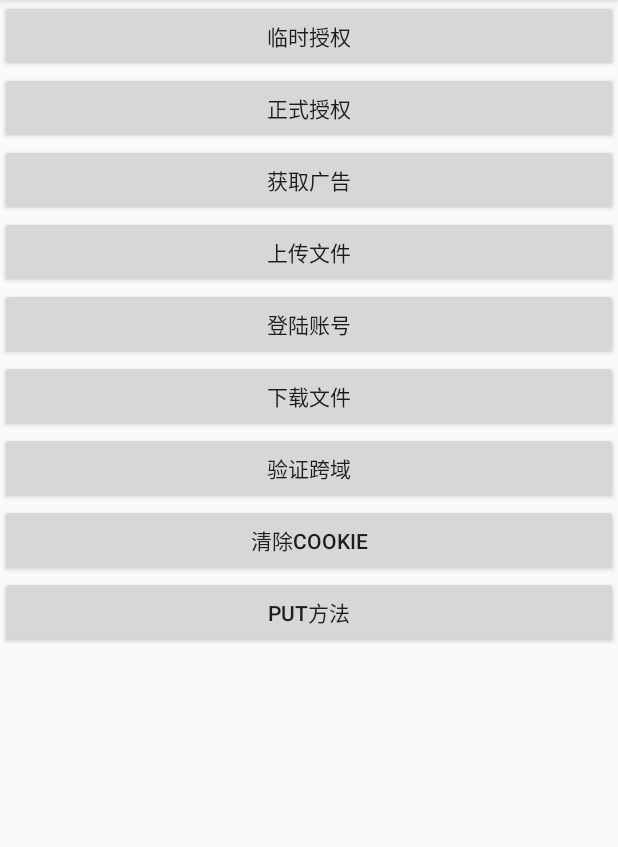
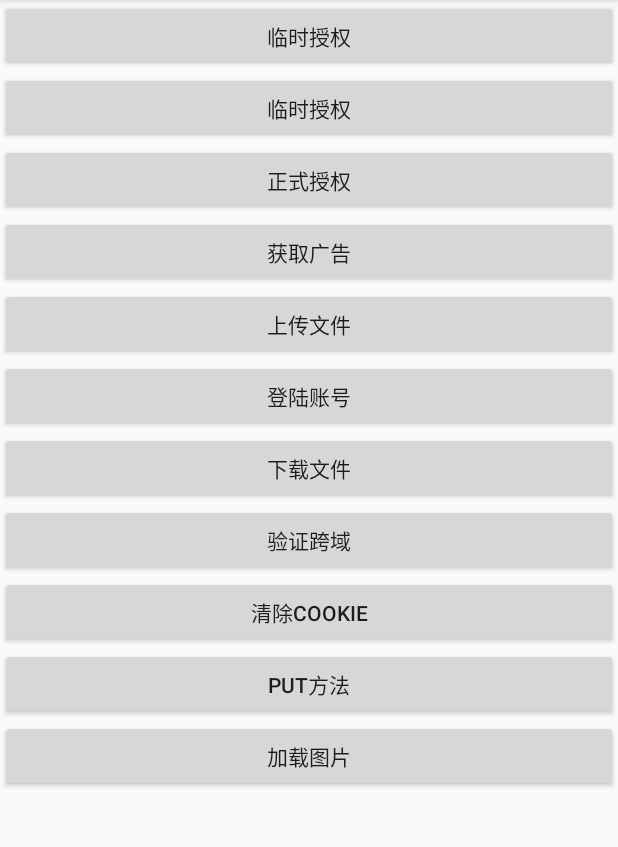
Before and after one commit to ShortStickBoy/OKClient, an Android app: the screen it shows after launch (MainActivity), after a tap on "临时授权", on a phone screen of 412 x 824 dp, the part 84-931 px from its top. Run offline under Robolectric (Android 15) with nearby library versions, the phone set to English and light mode, and no system bars; libraries missing offline, so code that uses them is left out: com.alibaba.fastjson, com.franmontiel.persistentcookiejar, com.sunzn.utils, kr.co.namee; 1 statement that could not run was skipped.

Commit message:
Add BitmapHandler

```diff
--- a/Library/src/main/java/com/sunzn/http/client/library/builder/PostFormBuilder.java
+++ b/Library/src/main/java/com/sunzn/http/client/library/builder/PostFormBuilder.java
@@ -1,4 +1,6 @@
 package com.sunzn.http.client.library.builder;
+
+import androidx.annotation.NonNull;
 
 import com.sunzn.http.client.library.base.BaseBuilder;
 import com.sunzn.http.client.library.request.PostFormRequest;
@@ -100,6 +102,7 @@ public class PostFormBuilder extends BaseBuilder<PostFormBuilder> implements Has
             this.file = file;
         }
 
+        @NonNull
         @Override
         public String toString() {
             return "FileInput{" + "name='" + name + '\'' + ", filename='" + filename + '\'' + ", file=" + file + '}';
--- a/Sample/src/main/java/com/sunzn/http/client/sample/MainActivity.java
+++ b/Sample/src/main/java/com/sunzn/http/client/sample/MainActivity.java
@@ -1,14 +1,18 @@
 package com.sunzn.http.client.sample;
 
 import android.Manifest;
+import android.graphics.Bitmap;
+import android.graphics.drawable.BitmapDrawable;
 import android.os.Bundle;
 import android.os.Environment;
+import android.util.Log;
+import android.view.View;
+import android.widget.LinearLayout;
+import android.widget.Toast;
+
 import androidx.annotation.Keep;
 import androidx.annotation.NonNull;
 import androidx.appcompat.app.AppCompatActivity;
-import android.util.Log;
-import android.view.View;
-import android.widget.Toast;
 
 import com.alibaba.fastjson.JSON;
 import com.alibaba.fastjson.JSONObject;
@@ -16,6 +20,7 @@ import com.franmontiel.persistentcookiejar.PersistentCookieJar;
 import com.franmontiel.persistentcookiejar.cache.SetCookieCache;
 import com.franmontiel.persistentcookiejar.persistence.SharedPrefsCookiePersistor;
 import com.sunzn.http.client.library.OKClient;
+import com.sunzn.http.client.library.handler.BitmapHandler;
 import com.sunzn.http.client.library.handler.FileHandler;
 import com.sunzn.http.client.library.handler.TextHandler;
 import com.sunzn.utils.library.DeviceUtils;
@@ -45,11 +50,16 @@ public class MainActivity extends AppCompatActivity implements View.OnClickListe
 
     private String token;
 
+    private LinearLayout holder;
+
     @Override
     protected void onCreate(Bundle savedInstanceState) {
         super.onCreate(savedInstanceState);
         setContentView(R.layout.activity_main);
 
+        holder = findViewById(R.id.container);
+
+        findViewById(R.id.button0).setOnClickListener(this);
         findViewById(R.id.button1).setOnClickListener(this);
         findViewById(R.id.button2).setOnClickListener(this);
         findViewById(R.id.button3).setOnClickListener(this);
@@ -59,11 +69,15 @@ public class MainActivity extends AppCompatActivity implements View.OnClickListe
         findViewById(R.id.button7).setOnClickListener(this);
         findViewById(R.id.button8).setOnClickListener(this);
         findViewById(R.id.button9).setOnClickListener(this);
+        findViewById(R.id.button10).setOnClickListener(this);
     }
 
     @Override
     public void onClick(View v) {
         switch (v.getId()) {
+            case R.id.button0:
+                getAuth();
+                break;
             case R.id.button1:
                 get();
                 break;
@@ -91,7 +105,35 @@ public class MainActivity extends AppCompatActivity implements View.OnClickListe
             case R.id.button9:
                 put();
                 break;
+            case R.id.button10:
+                image();
+                break;
         }
+    }
+
+    private void getAuth() {
+        Map<String, String> headers = new LinkedHashMap<>();
+        headers.put("API-Version", "V5");
+        headers.put("AppKey", AppKey);
+        headers.put("ClientType", App);
+        headers.put("Referer", Referer);
+        headers.put("AppSecret", AppSecret);
+
+        Map<String, String> params = new LinkedHashMap<>();
+        params.put("appid", Config.CLIENT_ID);
+        params.put("secret", Config.CLIENT_SECRET);
+        params.put("claimedid", DeviceUtils.getDeviceId(this, "SN1234567889"));
+        OKClient.get().url("https://xyz.cnki.net/cnkioauth/api/auth/access/token.html").headers(headers).params(params).build().execute(new TextHandler() {
+            @Override
+            public void onSuccess(int statusCode, Headers headers, String response) {
+                Log.e(TAG, response);
+            }
+
+            @Override
+            public void onFailure(Exception e) {
+                Log.e(TAG, e.toString());
+            }
+        });
     }
 
     private void get() {
@@ -349,6 +391,20 @@ public class MainActivity extends AppCompatActivity implements View.OnClickListe
 
     }
 
+    private void image() {
+        OKClient.get().url("http://bianke.cnki.net/pulpit/api/GetFileApi/GetBlogPic?fileId=201812200939571372931.jpg").build().execute(new BitmapHandler() {
+            @Override
+            public void onSuccess(int statusCode, Headers headers, Bitmap response) {
+                holder.setBackground(new BitmapDrawable(getResources(), response));
+            }
+
+            @Override
+            public void onFailure(Exception e) {
+
+            }
+        });
+    }
+
     @Override
     public void onRequestPermissionsResult(int requestCode, @NonNull String[] permissions, @NonNull int[] grantResults) {
         PermissionGen.onRequestPermissionsResult(this, requestCode, permissions, grantResults);
--- a/Sample/src/main/res/layout/activity_main.xml
+++ b/Sample/src/main/res/layout/activity_main.xml
@@ -7,9 +7,16 @@
     tools:context=".MainActivity">
 
     <LinearLayout
+        android:id="@+id/container"
         android:layout_width="match_parent"
         android:layout_height="wrap_content"
         android:orientation="vertical">
+
+        <Button
+            android:id="@+id/button0"
+            android:layout_width="match_parent"
+            android:layout_height="wrap_content"
+            android:text="临时授权" />
 
         <Button
             android:id="@+id/button1"
@@ -65,6 +72,12 @@
             android:layout_height="wrap_content"
             android:text="put方法" />
 
+        <Button
+            android:id="@+id/button10"
+            android:layout_width="match_parent"
+            android:layout_height="wrap_content"
+            android:text="加载图片" />
+
     </LinearLayout>
 
 </ScrollView>
```
Also changed, not shown: Library/src/main/java/com/sunzn/http/client/library/handler/BitmapHandler.java (added, +17 -0 lines).
